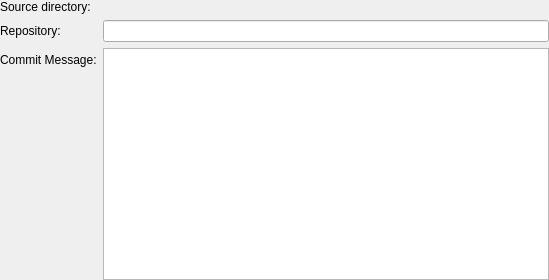
First picture: the form in plugins/subversion/ui/importmetadatawidget.ui, repository KDE/kdevelop, before the edit.
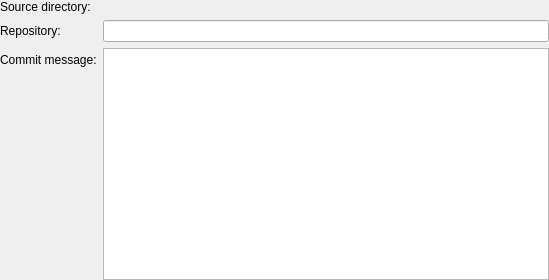
Second picture: the form after the edit. Custom widgets are drawn as their Qt base class.

Diff of the .ui file:
```diff
--- a/plugins/subversion/ui/importmetadatawidget.ui
+++ b/plugins/subversion/ui/importmetadatawidget.ui
@@ -57,7 +57,7 @@
    <item row="2" column="0">
     <widget class="QLabel" name="label">
      <property name="text">
-      <string>Commit Message:</string>
+      <string>Commit message:</string>
      </property>
     </widget>
    </item>
```
